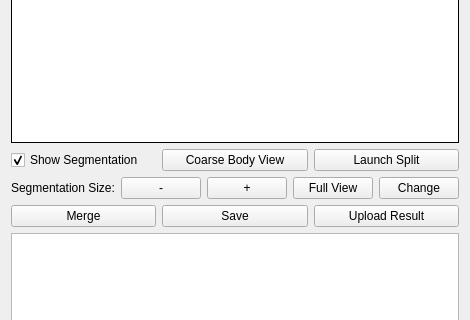
First picture: the form in neurolabi/gui/flyem/flyemproofcontrolform.ui, repository janelia-flyem/NeuTu, before the edit; both pictures show x 0 to 470 and y 88 to 408 of the 470 by 539 pixel window.
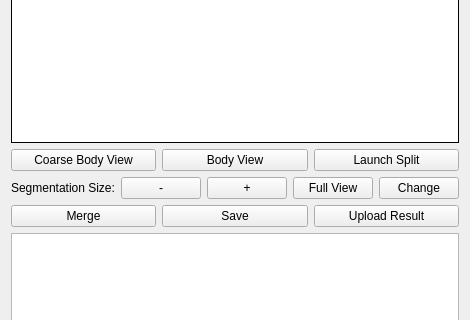
Second picture: the form after the edit. Custom widgets are drawn as their Qt base class.

Commit message: add widgets directory

Patch:
```diff
--- a/neurolabi/gui/flyem/flyemproofcontrolform.ui
+++ b/neurolabi/gui/flyem/flyemproofcontrolform.ui
@@ -6,7 +6,7 @@
    <rect>
     <x>0</x>
     <y>0</y>
-    <width>447</width>
+    <width>461</width>
     <height>539</height>
    </rect>
   </property>
@@ -69,16 +69,6 @@
    </item>
    <item>
     <layout class="QHBoxLayout" name="horizontalLayout">
-     <item>
-      <widget class="QCheckBox" name="segmentCheckBox">
-       <property name="text">
-        <string>Show Segmentation</string>
-       </property>
-       <property name="checked">
-        <bool>true</bool>
-       </property>
-      </widget>
-     </item>
      <item>
       <widget class="QPushButton" name="coarseBodyPushButton">
        <property name="text">
@@ -86,6 +76,13 @@
        </property>
       </widget>
      </item>
+     <item>
+      <widget class="QPushButton" name="bodyViewPushButton">
+       <property name="text">
+        <string>Body View</string>
+       </property>
+      </widget>
+     </item>
      <item>
       <widget class="QPushButton" name="splitPushButton">
        <property name="text">
```
The commit also changes 4 other files.
